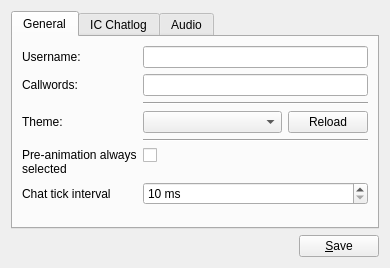
The window that res/ui/config_panel.ui (lambdcalculus/AO2-Client) describes before a commit, drawn with Qt 5.
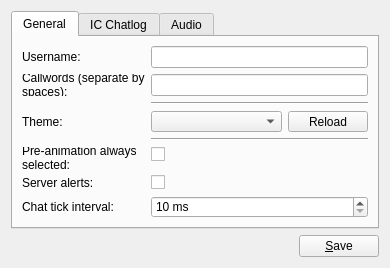
The same window after the commit.

Commit message:
Guard to config panel (#29)
* Add pending colons and reword callword label

* Add server alerts widget

* Remove references to guard

* Move server alert tickbox above chat interval spinbox

What changed in the file:
```diff
--- a/res/ui/config_panel.ui
+++ b/res/ui/config_panel.ui
@@ -52,7 +52,10 @@
        <item row="1" column="0">
         <widget class="QLabel" name="callwords_label">
          <property name="text">
-          <string>Callwords:</string>
+          <string>Callwords (separate by spaces):</string>
+         </property>
+         <property name="wordWrap">
+          <bool>true</bool>
          </property>
         </widget>
        </item>
@@ -123,7 +126,7 @@
        <item row="5" column="0">
         <widget class="QLabel" name="always_pre_label">
          <property name="text">
-          <string>Pre-animation always selected</string>
+          <string>Pre-animation always selected:</string>
          </property>
          <property name="wordWrap">
           <bool>true</bool>
@@ -137,17 +140,17 @@
          </property>
         </widget>
        </item>
-       <item row="6" column="0">
+       <item row="8" column="0">
         <widget class="QLabel" name="chat_tick_interval_label">
          <property name="text">
-          <string>Chat tick interval</string>
+          <string>Chat tick interval:</string>
          </property>
          <property name="wordWrap">
           <bool>true</bool>
          </property>
         </widget>
        </item>
-       <item row="6" column="1">
+       <item row="8" column="1">
         <widget class="QSpinBox" name="chat_tick_interval">
          <property name="suffix">
           <string> ms</string>
@@ -160,6 +163,20 @@
          </property>
         </widget>
        </item>
+       <item row="7" column="0">
+        <widget class="QLabel" name="server_alerts_label">
+         <property name="text">
+          <string>Server alerts:</string>
+         </property>
+        </widget>
+       </item>
+       <item row="7" column="1">
+        <widget class="QCheckBox" name="server_alerts">
+         <property name="text">
+          <string/>
+         </property>
+        </widget>
+       </item>
       </layout>
      </widget>
      <widget class="QWidget" name="tab_2">
```
The commit also changes 9 other files.
